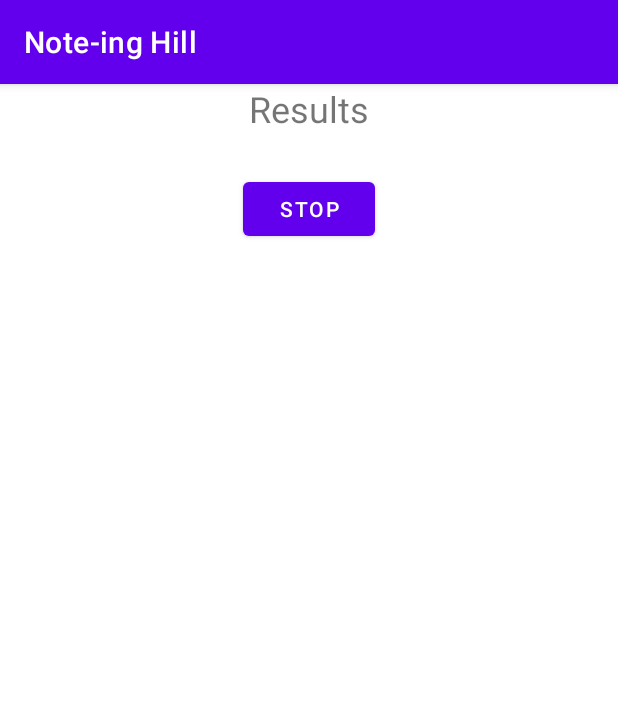
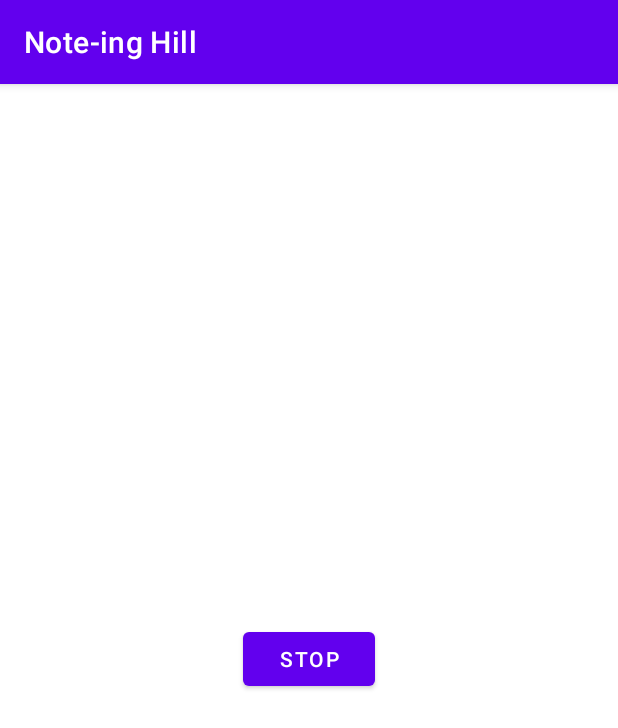
Before and after one commit to Aniket-512/Note-ingHill, an Android app: the screen it shows after launch (SpeechActivity), after a tap on "RECORD", on a phone screen of 412 x 824 dp. Shown: the top 728 px of the screen. Run offline under Robolectric (Android 15) with nearby library versions, the phone set to English and light mode, and no system bars; libraries missing offline, so code that uses them is left out: com.amplifyframework, com.amplifyframework.auth, com.amplifyframework.core, com.amplifyframework.storage, com.arthenica.mobileffmpeg; 5 statements that could not run were skipped.

Commit message:
Added connection to S3 bucket for upload and got object URL, tested AWS Transcribe on cloud

```diff
--- a/app/src/main/java/com/example/note_inghill/SpeechActivity.java
+++ b/app/src/main/java/com/example/note_inghill/SpeechActivity.java
@@ -13,10 +13,19 @@ import androidx.appcompat.app.AppCompatActivity;
 import androidx.core.app.ActivityCompat;
 
 
+import com.amplifyframework.AmplifyException;
+import com.amplifyframework.auth.AuthUserAttribute;
+import com.amplifyframework.auth.AuthUserAttributeKey;
+import com.amplifyframework.auth.cognito.AWSCognitoAuthPlugin;
+import com.amplifyframework.auth.options.AuthSignUpOptions;
+import com.amplifyframework.core.Amplify;
+import com.amplifyframework.storage.s3.AWSS3StoragePlugin;
 import com.arthenica.mobileffmpeg.Config;
 import com.arthenica.mobileffmpeg.FFmpeg;
 
+import java.io.File;
 import java.io.IOException;
+import java.util.ArrayList;
 import java.util.UUID;
 
 import static com.arthenica.mobileffmpeg.Config.RETURN_CODE_SUCCESS;
@@ -24,49 +33,108 @@ import static com.arthenica.mobileffmpeg.Config.RETURN_CODE_SUCCESS;
 
 public class SpeechActivity extends AppCompatActivity {
 
+    // Provide our own request code for permission request
     private static final int REQUEST_RECORD_AUDIO_PERMISSION = 200;
+    // Audio files - recorded in 3GPP, converted to MP3
     private static String recordedFileName = null;
     private static String convertedFileName = null;
 
-
+    // Android API - MediaRecorder to perform mic audio recording
     private MediaRecorder recorder = null;
 
-    // Requesting permission to RECORD_AUDIO
+    // Store permission to record audio
     private boolean permissionToRecordAudio = false;
     private final String [] permissions = {Manifest.permission.RECORD_AUDIO};
 
-    boolean recording = false;
+    // Random filename generated and stored
+    private String uuid;
+
+    // Store recording state
+    boolean isRecording = false;
 
     @Override
     protected void onCreate(Bundle savedInstanceState) {
         super.onCreate(savedInstanceState);
         setContentView(R.layout.activity_speech);
 
+        try {
+            // Add the AWS Auth(Cognito) and Storage(S3) plugins
+            Amplify.addPlugin(new AWSCognitoAuthPlugin());
+            Amplify.addPlugin(new AWSS3StoragePlugin());
+            Amplify.configure(getApplicationContext());
+
+            Log.i("Amplify", "Initialized Amplify");
+        } catch (AmplifyException error) {
+            Log.e("Amplify", "Could not initialize Amplify", error);
+        }
+        // Request for audio recording permissions from the user -> result in onRequestPermissionsResult() below
         ActivityCompat.requestPermissions(this, permissions, REQUEST_RECORD_AUDIO_PERMISSION);
 
-        // Record to the external cache directory for visibility
-        String uuid = UUID.randomUUID().toString();
-        recordedFileName = getExternalCacheDir().getAbsolutePath() + "/" + uuid + ".3gp";
-        convertedFileName = getExternalCacheDir().getAbsolutePath() + "/" + uuid + ".mp3";
+/*
+        // Signup code for creating test account
+        ArrayList<AuthUserAttribute> attributes = new ArrayList<>();
+        attributes.add(new AuthUserAttribute(AuthUserAttributeKey.email(), "test@example.com"));
+        attributes.add(new AuthUserAttribute(AuthUserAttributeKey.phoneNumber(), "+917022995558"));
+        attributes.add(new AuthUserAttribute(AuthUserAttributeKey.name(),"Test"));
 
+        Amplify.Auth.signUp(
+                "test@example.com",
+                "Test123@#",
+                AuthSignUpOptions.builder().userAttributes(attributes).build(),
+                result -> Log.i("AmplifyAuth", result.toString()),
+                error -> Log.e("AmplifyAuth", error.toString())
+        );
+
+        Amplify.Auth.confirmSignIn(
+                "",
+                result -> Log.i("AuthQuickstart", result.toString()),
+                error -> Log.e("AuthQuickstart", error.toString())
+        );*/
+
+        // Sign in to test
+        Amplify.Auth.signIn(
+                "test@example.com",
+                "Test123@#",
+                result -> Log.i("AmplifyAuth", result.isSignInComplete() ? "Sign in succeeded" : "Sign in not complete"),
+                error -> Log.e("AmplifyAuth", error.toString())
+        );
+
+        // Connect UI buttons to Java code via element IDs in activity_speech.xml
         Button recordButton = findViewById(R.id.record_button);
         Button uploadButton = findViewById(R.id.upload_button);
 
+        // Listen for clicks on record button
         recordButton.setOnClickListener(v -> {
-            if(!recording){
+            // If not recording -> start recording, change button text to "Stop" and make upload button disappear
+            if(!isRecording){
                 startRecording();
-                recordButton.setText(R.string.stop_record_button);
-                uploadButton.setVisibility(View.INVISIBLE);
+                recordButton.setText(R.string.stop_record_button);  // "Stop" - Button text
+                uploadButton.setVisibility(View.GONE);
             }
+            // If recording -> stop recording,
             else {
                 stopRecording();
-                recordButton.setText(R.string.record_button_text);
+                recordButton.setText(R.string.record_button_text);  // "Record" - Button text
                 uploadButton.setVisibility(View.VISIBLE);
             }
         });
 
+        // Listen for clicks on upload button
+        uploadButton.setOnClickListener(v -> {
+            File audioFile = new File(convertedFileName);
+            Amplify.Storage.uploadFile(Amplify.Auth.getCurrentUser().getUserId()+"/"+uuid+".mp3", audioFile,
+                    result -> Log.i("AmplifyStorage", "Storage: "+ result.getKey()),
+                    err -> Log.e("AmplifyStorage", "Upload failed: ", err)
+                    );
+        });
+
+        Amplify.Storage.getUrl(Amplify.Auth.getCurrentUser().getUserId()+"/"+"test_output.json",
+                result -> Log.i("AmplifyStorage", "Result: "+result.getUrl()),
+                err -> Log.e("AmplifyStorage", "URL Generation failure: ", err));
+
     }
 
+    // Called when activity is stopped, i.e., no longer visible to user
     @Override
     public void onStop() {
         super.onStop();
@@ -76,6 +144,7 @@ public class SpeechActivity extends AppCompatActivity {
         }
     }
 
+    // Store result of audio recording permission granted/denied
     @Override
     public void onRequestPermissionsResult(int requestCode, @NonNull String[] permissions, @NonNull int[] grantResults) {
         super.onRequestPermissionsResult(requestCode, permissions, grantResults);
@@ -86,7 +155,13 @@ public class SpeechActivity extends AppCompatActivity {
     }
 
     private void startRecording() {
-        recording = !recording;
+        // Update recording state
+        isRecording = !isRecording;
+
+        // Write files to the external cache directory for visibility
+        uuid = UUID.randomUUID().toString();
+        recordedFileName = getExternalCacheDir().getAbsolutePath() + "/" + uuid + ".3gp";
+        convertedFileName = getExternalCacheDir().getAbsolutePath() + "/" + uuid + ".mp3";
 
         // Android MediaRecorder setup
         recorder = new MediaRecorder();
@@ -95,17 +170,21 @@ public class SpeechActivity extends AppCompatActivity {
         recorder.setOutputFile(recordedFileName);
         recorder.setAudioEncoder(MediaRecorder.AudioEncoder.AMR_NB);
 
+        // Prepare recorder
         try {
             recorder.prepare();
         } catch (IOException e) {
             Log.e("MediaRecorder", "prepare() failed");
         }
+        // Start recording mic audio
         recorder.start();
     }
 
     private void stopRecording() {
-        recording = !recording;
+        // Update recording state
+        isRecording = !isRecording;
 
+        // Stop recording and release the recorder
         recorder.stop();
         recorder.release();
         recorder = null;
@@ -114,6 +193,7 @@ public class SpeechActivity extends AppCompatActivity {
         int convert = FFmpeg.execute(String.format("-i %s -c:a libmp3lame %s", recordedFileName, convertedFileName));
         if (convert == RETURN_CODE_SUCCESS){
             Log.i(Config.TAG, "Command execution completed successfully.");
+            Log.i("MediaRecorder", "Audio File: ");
         }
     }
 }
--- a/app/src/main/res/layout/activity_speech.xml
+++ b/app/src/main/res/layout/activity_speech.xml
@@ -1,34 +1,35 @@
 <?xml version="1.0" encoding="utf-8"?>
-<LinearLayout
-    xmlns:android="http://schemas.android.com/apk/res/android"
+<androidx.constraintlayout.widget.ConstraintLayout xmlns:android="http://schemas.android.com/apk/res/android"
     xmlns:app="http://schemas.android.com/apk/res-auto"
     xmlns:tools="http://schemas.android.com/tools"
+    android:id="@+id/linearLayout"
     android:layout_width="match_parent"
     android:layout_height="match_parent"
-    tools:context=".SpeechActivity"
-    android:orientation="vertical">
-
-    <TextView
-        android:layout_width="match_parent"
-        android:layout_height="59dp"
-        android:text="@string/results_textview"
-        android:textAlignment="center"
-        android:textSize="24sp" />
+    tools:context=".SpeechActivity">
 
     <Button
         android:id="@+id/record_button"
         android:layout_width="wrap_content"
         android:layout_height="wrap_content"
-        android:layout_gravity="center_horizontal"
-        android:text="@string/record_button_text" />
+        android:text="@string/record_button_text"
+        app:layout_constraintBottom_toBottomOf="parent"
+        app:layout_constraintEnd_toEndOf="parent"
+        app:layout_constraintStart_toStartOf="parent"
+        app:layout_constraintTop_toTopOf="parent"
+        app:layout_constraintVertical_bias="0.499" />
 
     <Button
         android:id="@+id/upload_button"
         android:layout_width="wrap_content"
         android:layout_height="wrap_content"
-        android:layout_gravity="center_horizontal"
         android:text="@string/upload_button_text"
-        android:visibility="invisible"
-        app:iconPadding="8dp" />
+        android:visibility="gone"
+        app:iconPadding="8dp"
+        app:layout_constraintBottom_toBottomOf="parent"
+        app:layout_constraintEnd_toEndOf="parent"
+        app:layout_constraintHorizontal_bias="0.498"
+        app:layout_constraintStart_toStartOf="parent"
+        app:layout_constraintTop_toBottomOf="@+id/record_button"
+        app:layout_constraintVertical_bias="0.068" />
 
-</LinearLayout>
+</androidx.constraintlayout.widget.ConstraintLayout>
--- /dev/null
+++ b/app/src/main/res/values/dimens.xml
@@ -0,0 +1,5 @@
+<resources>
+    <!-- Default screen margins, per the Android Design guidelines. -->
+    <dimen name="activity_horizontal_margin">16dp</dimen>
+    <dimen name="activity_vertical_margin">16dp</dimen>
+</resources>
```
Also changed, not shown: app/build.gradle (+4 -3 lines), 12 other files.
